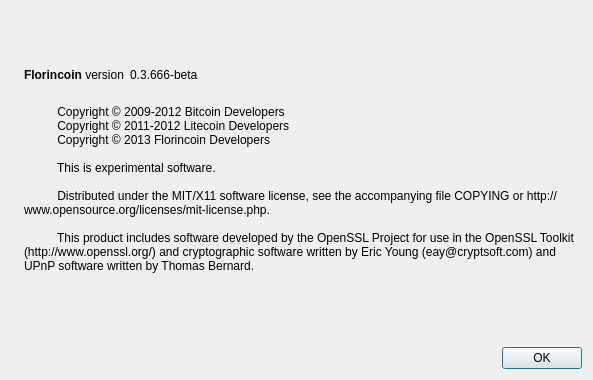
Old version of the form src/qt/forms/aboutdialog.ui in the repository cosmoscoin/cosmoscoin.
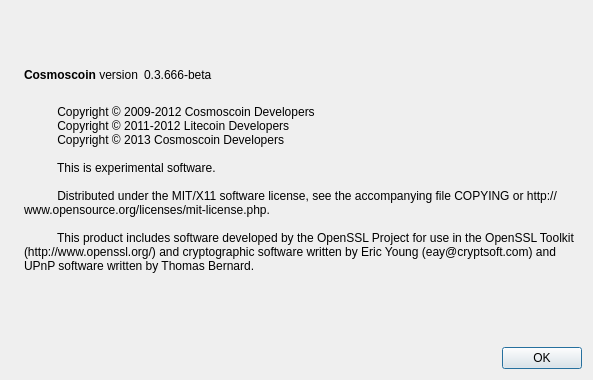
New version of the form. Icons and pictures are not drawn.

```diff
--- a/src/qt/forms/aboutdialog.ui
+++ b/src/qt/forms/aboutdialog.ui
@@ -50,7 +50,7 @@
           <cursorShape>IBeamCursor</cursorShape>
          </property>
          <property name="text">
-          <string>&lt;b&gt;Florincoin&lt;/b&gt; version</string>
+          <string>&lt;b&gt;Cosmoscoin&lt;/b&gt; version</string>
          </property>
          <property name="textInteractionFlags">
           <set>Qt::LinksAccessibleByMouse|Qt::TextSelectableByKeyboard|Qt::TextSelectableByMouse</set>
@@ -95,9 +95,9 @@
        </property>
        <property name="text">
         <string>
-          Copyright © 2009-2012 Bitcoin Developers
+          Copyright © 2009-2012 Cosmoscoin Developers
           Copyright © 2011-2012 Litecoin Developers
-          Copyright © 2013 Florincoin Developers
+          Copyright © 2013 Cosmoscoin Developers
 
           This is experimental software.
 
```
Left out of the diff: 6 changed lines with no effect on the pictures.
